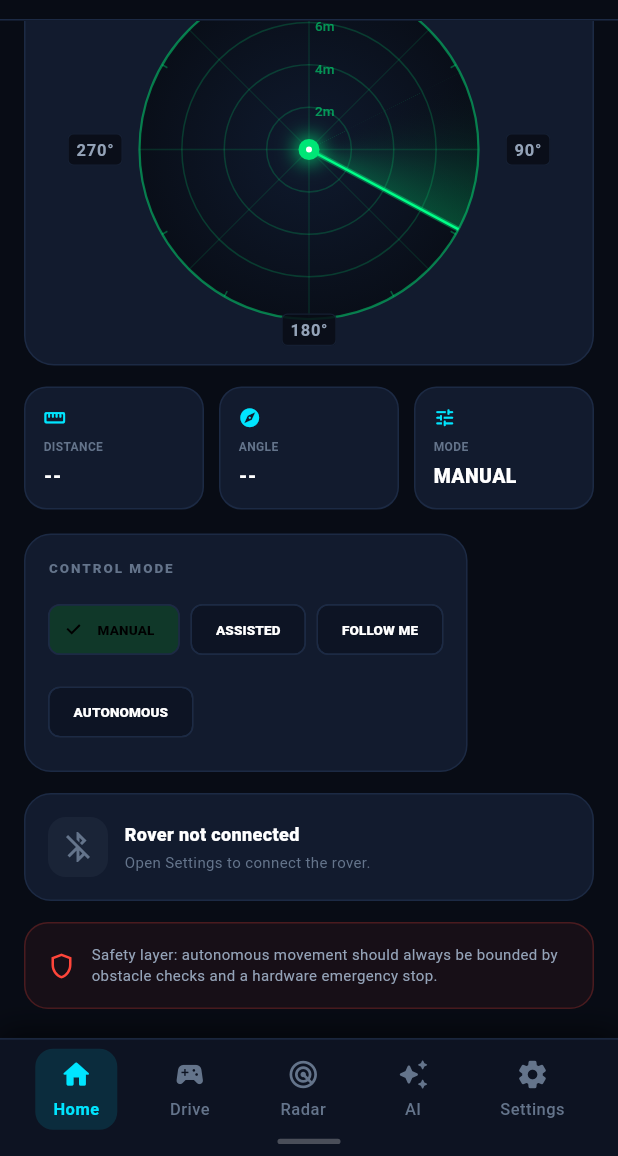
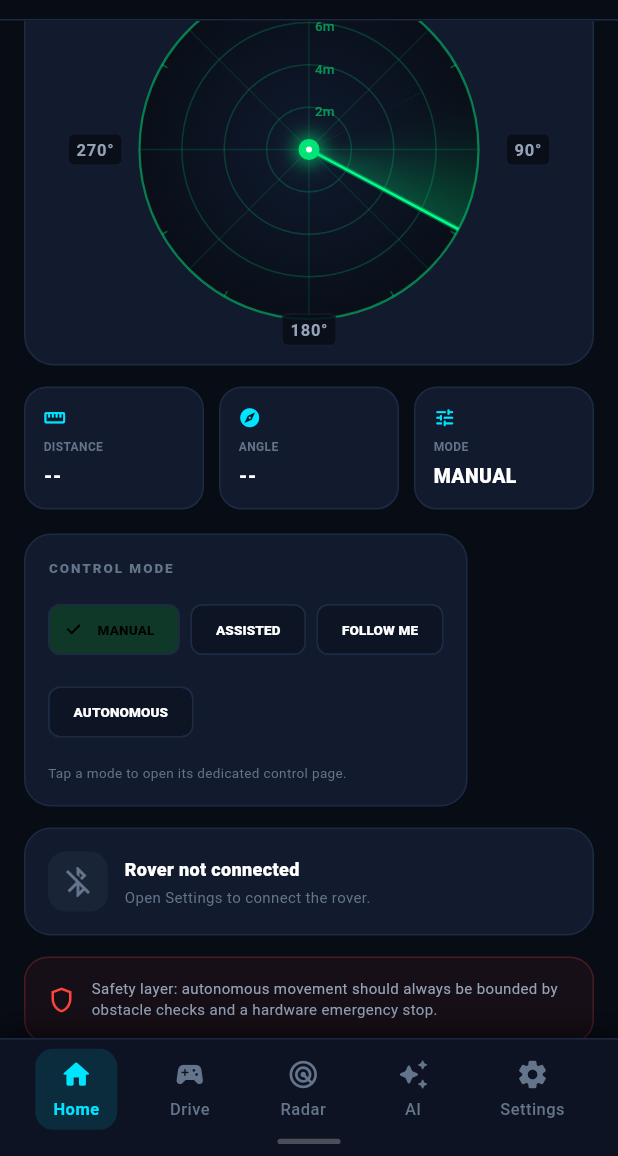
Before and after one commit to D-engahmed/rover_link, a Flutter app: the screen it shows after launch, scrolled down 321 dp, on a phone screen of 412 x 824 dp, the part 80-1236 px from its top. Run offline on Flutter 3.47's test engine with Material 3 defaults, Android fonts, the phone set to English and light mode, and no system bars; missing offline and left inert: flutter_classic_bluetooth.

Commit message:
add dedicated mode navigation from home

```diff
--- a/rover_link1/lib/screens/home_screen.dart
+++ b/rover_link1/lib/screens/home_screen.dart
@@ -3,17 +3,29 @@ import 'package:flutter/material.dart';
 import '../models/radar_detection.dart';
 import '../models/rover_telemetry.dart';
 import '../services/bluetooth_service.dart';
+import '../services/rover_ai_service.dart';
+import '../services/rover_command_service.dart';
 import '../services/rover_telemetry_service.dart';
 import '../theme/rover_colors.dart';
 import '../widgets/radar_scope.dart';
 import '../widgets/rover_bottom_nav.dart';
+import 'mode_screen.dart';
 
 class HomeScreen extends StatefulWidget {
   final ValueChanged<int>? onNavTap;
   final RoverTelemetryService telemetryService;
   final BluetoothService bluetoothService;
+  final RoverCommandService commandService;
+  final RoverAiService aiService;
 
-  const HomeScreen({super.key, this.onNavTap, required this.telemetryService, required this.bluetoothService});
+  const HomeScreen({
+    super.key,
+    this.onNavTap,
+    required this.telemetryService,
+    required this.bluetoothService,
+    required this.commandService,
+    required this.aiService,
+  });
 
   @override
   State<HomeScreen> createState() => _HomeScreenState();
@@ -49,6 +61,36 @@ class _HomeScreenState extends State<HomeScreen> {
         );
       }
     });
+  }
+
+  void _openMode(String mode) {
+    final roverMode = switch (mode) {
+      'MANUAL' => RoverMode.manual,
+      'ASSISTED' => RoverMode.assisted,
+      'FOLLOW ME' => RoverMode.followMe,
+      'AUTONOMOUS' => RoverMode.autonomous,
+      _ => RoverMode.manual,
+    };
+
+    setState(() => _selectedMode = mode);
+
+    if (roverMode == RoverMode.manual) {
+      widget.onNavTap?.call(1);
+      return;
+    }
+
+    Navigator.of(context).push(
+      MaterialPageRoute(
+        builder: (_) => ModeScreen(
+          mode: roverMode,
+          onNavTap: widget.onNavTap,
+          commandService: widget.commandService,
+          aiService: widget.aiService,
+          telemetryService: widget.telemetryService,
+          bluetoothService: widget.bluetoothService,
+        ),
+      ),
+    );
   }
 
   @override
@@ -175,7 +217,16 @@ class _HomeScreenState extends State<HomeScreen> {
     child: Column(crossAxisAlignment: CrossAxisAlignment.start, children: [
       const Text('CONTROL MODE', style: TextStyle(color: RoverColors.textMuted, fontSize: 9, fontWeight: FontWeight.w900, letterSpacing: 1.3)),
       const SizedBox(height: 11),
-      Wrap(spacing: 7, runSpacing: 7, children: ['MANUAL', 'ASSISTED', 'FOLLOW ME', 'AUTONOMOUS'].map((mode) => ChoiceChip(label: Text(mode, style: const TextStyle(fontSize: 9, fontWeight: FontWeight.w800)), selected: _selectedMode == mode, onSelected: (_) => setState(() => _selectedMode = mode), selectedColor: RoverColors.radarGreen.withValues(alpha: .18), backgroundColor: RoverColors.backgroundSecondary, side: const BorderSide(color: RoverColors.cardBorder))).toList()),
+      Wrap(spacing: 7, runSpacing: 7, children: ['MANUAL', 'ASSISTED', 'FOLLOW ME', 'AUTONOMOUS'].map((mode) => ChoiceChip(
+        label: Text(mode, style: const TextStyle(fontSize: 9, fontWeight: FontWeight.w800)),
+        selected: _selectedMode == mode,
+        onSelected: (_) => _openMode(mode),
+        selectedColor: RoverColors.radarGreen.withValues(alpha: .18),
+        backgroundColor: RoverColors.backgroundSecondary,
+        side: const BorderSide(color: RoverColors.cardBorder),
+      )).toList()),
+      const SizedBox(height: 10),
+      const Text('Tap a mode to open its dedicated control page.', style: TextStyle(color: RoverColors.textMuted, fontSize: 9)),
     ]),
   );
 
```
